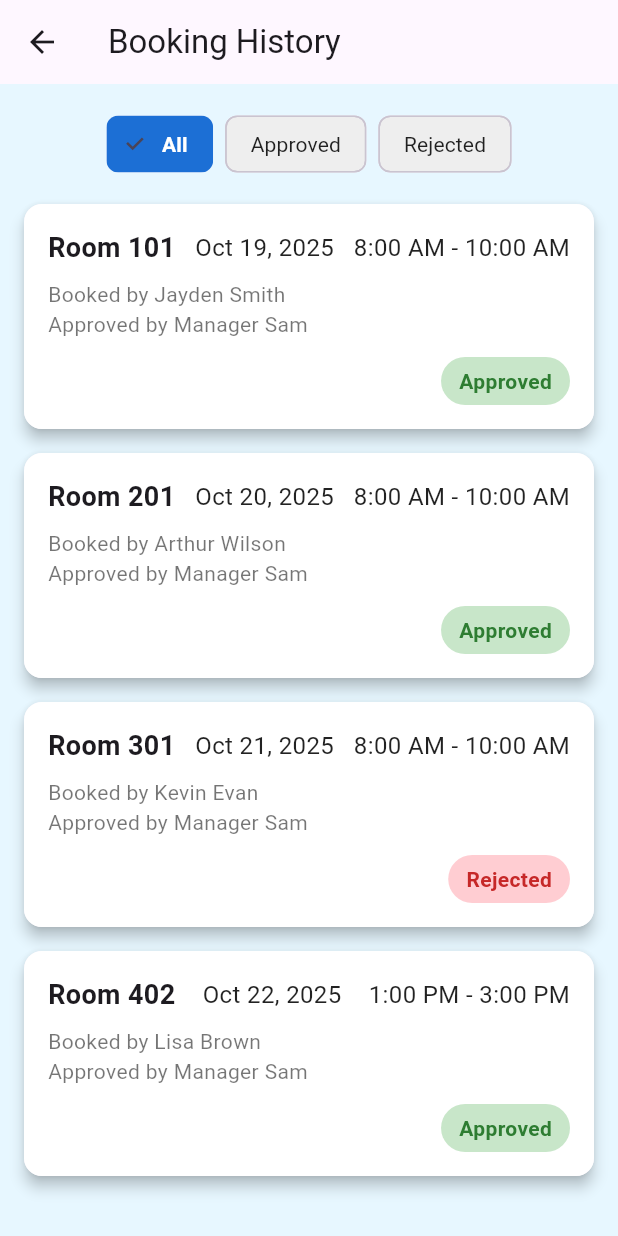
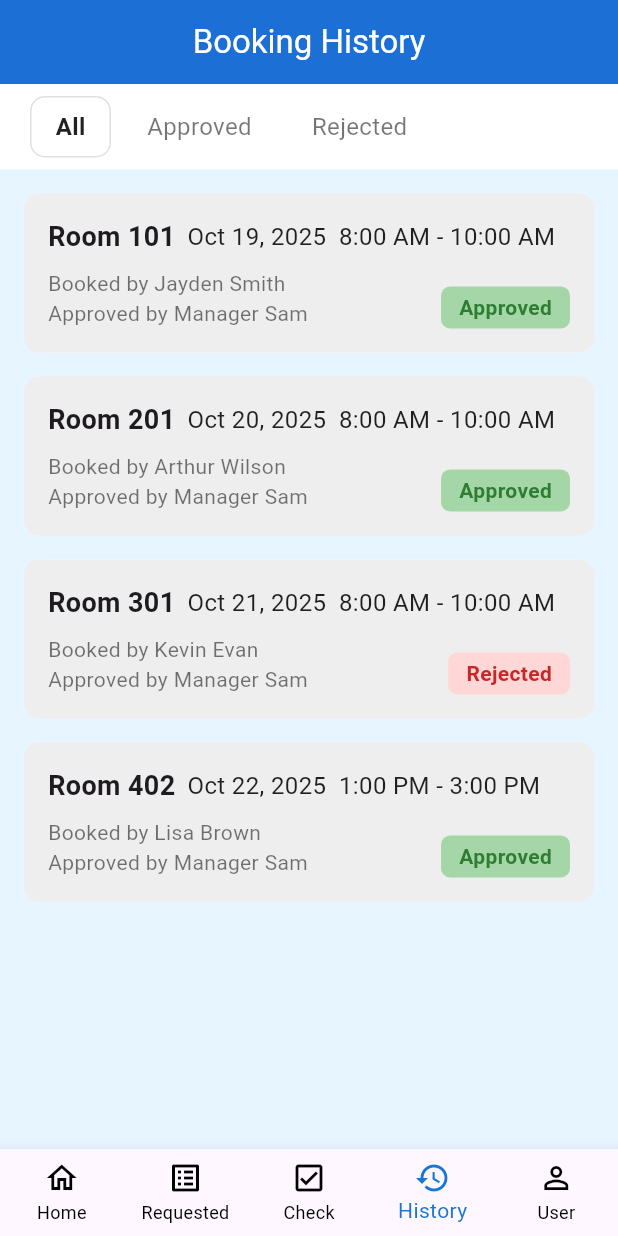
Before and after one commit to Hanny2025/flutter_application, a Flutter app: the DashboardScreen screen opened by its route, after a tap on "History", on a phone screen of 412 x 824 dp. Run offline on Flutter 3.47's test engine with Material 3 defaults, Android fonts, the phone set to English and light mode, and no system bars; accounts and stored records are empty; Roboto replaces fonts that are missing (Arial).

Commit message:
connect all

```diff
--- a/lib/browse_room.dart
+++ b/lib/browse_room.dart
@@ -87,7 +87,7 @@ class _BrowseRoomState extends State<BrowseRoom> {
         Navigator.pushReplacementNamed(context, '/manage');
         break;
       case 2:
-        // TODO: ไปหน้า Check
+        Navigator.pushReplacementNamed(context, '/dashboard');
         break;
       case 3:
         // TODO: ไปหน้า History
@@ -95,6 +95,7 @@ class _BrowseRoomState extends State<BrowseRoom> {
         break;
       case 4:
         // TODO: ไปหน้า User
+        Navigator.pushReplacementNamed(context, '/user');
         break;
     }
   }
--- a/lib/dashboard.dart
+++ b/lib/dashboard.dart
@@ -106,41 +106,41 @@ class _DashboardScreenState extends State<DashboardScreen> {
     {'icon': Icons.person, 'label': 'User'},
   ];
 
-  // Map สำหรับการนำทางไปยังหน้าจอที่กำหนด
+  // =======================================================================
+  // 1. (แก้ไข) อัปเดต Map สำหรับการนำทาง
+  //    (ลบ const ออก และ เพิ่ม Index 1)
+  // =======================================================================
   final Map<int, Widget> _pageMap = {
-    0: const BrowseRoom(), // Home (Index 0) - ไม่ได้ใช้งานโดยตรง
-    3: const BookingHistoryScreen(), // History (Index 3)
-    4: const UserScreen(), // User (Index 4)
+    // Index 0 (Home) และ 2 (Check) จะอยู่ที่หน้านี้ ไม่ต้องใส่ใน Map
+    1: ManageBooking(), // Index 1 (Requested) -> เชื่อมไป manage.dart
+    3: BookingHistoryScreen(), // Index 3 (History)
+    4: UserScreen(), // Index 4 (User)
   };
 
+  // =======================================================================
+  // 2. (แก้ไข) อัปเดตฟังก์ชันการนำทาง (Navigation Logic)
+  // =======================================================================
   void _onItemTapped(int index) {
 
-    // 1. Home (Index 0): คงอยู่ที่หน้า Dashboard
-    if (index == 0) {
-        setState(() => _selectedIndex = 0);
-        return;
+    // 1. Home (Index 0) หรือ Check (Index 2):
+    //    ทั้งสองปุ่มหมายถึงการอยู่ที่หน้า Dashboard (หน้าปัจจุบัน)
+    //    ดังนั้นแค่ตั้งค่าไฮไลท์กลับไปที่ Home (index 0)
+    if (index == 0 || index == 2) {
+      setState(() => _selectedIndex = 0);
+      return;
     }
 
-    // 2. Requested (Index 1) และ Check (Index 2): กดได้เฉยๆ แต่มี Feedback
-    if (index == 1 || index == 2) {
-        ScaffoldMessenger.of(context).showSnackBar(
-            SnackBar(
-                content: Text('ปุ่ม ${_bottomNavItems[index]['label']} ถูกกดแล้ว (รอพัฒนาฟีเจอร์)'),
-                duration: const Duration(seconds: 1),
-            ),
-        );
-        setState(() => _selectedIndex = 0); // รีเซ็ตกลับไปหน้า Home/Dashboard
-        return;
-    }
+    // 2. Requested (Index 1), History (Index 3), User (Index 4):
+    //    ตรวจสอบว่ามีใน Map หรือไม่ แล้วนำทาง (Push) ไปยังหน้าจอใหม่
+    if (_pageMap.containsKey(index)) {
+      debugPrint('Bottom Nav Item Pressed: ${_bottomNavItems[index]['label']} (Index $index) - Navigating');
 
-    // 3. History (Index 3) และ User (Index 4): นำทางไปยังหน้าจอใหม่
-    if (index == 3 || index == 4) {
-      debugPrint('Bottom Nav Item Pressed: ${_bottomNavItems[index]['label']} (Index $index) - Navigating');
       Navigator.push(
         context,
         MaterialPageRoute(builder: (context) => _pageMap[index]!),
       ).then((_) {
-        // เมื่อกลับมาจากหน้าจอใหม่ ให้ตั้งค่า Selected Index เป็น Home เสมอ
+        // เมื่อกลับมาจากหน้าจอใหม่ (เช่น กด Back)
+        // ให้ตั้งค่า Selected Index กลับมาเป็น Home (index 0) เสมอ
         setState(() => _selectedIndex = 0);
       });
     }
--- a/lib/history.dart
+++ b/lib/history.dart
@@ -1,4 +1,8 @@
 import 'package:flutter/material.dart';
+
+// -----------------------------------------------------------------------------
+// MODEL & MOCK DATA
+// -----------------------------------------------------------------------------
 
 // Model สำหรับรายการจอง
 class BookingRecord {
@@ -19,9 +23,7 @@ class BookingRecord {
   });
 }
 
-// -----------------------------------------------------------------------------
-// MOCK DATA
-// -----------------------------------------------------------------------------
+// ข้อมูลจำลอง
 final List<BookingRecord> mockBookings = [
   BookingRecord(
     room: 'Room 101',
@@ -58,9 +60,8 @@ final List<BookingRecord> mockBookings = [
 ];
 
 // -----------------------------------------------------------------------------
-// HISTORY SCREEN UI
+// BOOKING HISTORY SCREEN
 // -----------------------------------------------------------------------------
-
 class BookingHistoryScreen extends StatefulWidget {
   const BookingHistoryScreen({super.key});
 
@@ -70,38 +71,88 @@ class BookingHistoryScreen extends StatefulWidget {
 
 class _BookingHistoryScreenState extends State<BookingHistoryScreen> {
   String _selectedFilter = 'All';
+  final primaryBlue = const Color(0xFF1C6FD5);
+  final lightBlueBackground = const Color.fromARGB(255, 230, 245, 255);
 
-  // ฟังก์ชันกรองรายการจอง
+  // --- ส่วนจัดการ Bottom Navigation Bar ---
+  int _currentIndex = 3; // 3 คือ "History"
+
+  void _onNavTap(int index) {
+    if (index == _currentIndex) return; // ไม่โหลดหน้าเดิมซ้ำ
+
+    // ใช้ pushReplacementNamed เพื่อสลับหน้าจอ (เหมือนไฟล์ browse_room.dart)
+    switch (index) {
+      case 0: // Home
+        Navigator.pushReplacementNamed(context, '/browse');
+        break;
+      case 1: // Requested
+        Navigator.pushReplacementNamed(context, '/manage');
+        break;
+      case 2: // Check
+        Navigator.pushReplacementNamed(context, '/dashboard');
+        break;
+      case 3: // History
+        // เราอยู่ที่นี่แล้ว
+        break;
+      case 4: // User
+        Navigator.pushReplacementNamed(context, '/user');
+        break;
+    }
+  }
+  // --- [สิ้นสุดส่วน Bottom Nav] ---
+
+
+  // ฟังก์ชันกรองและเรียงลำดับรายการจอง (ล่าสุดไปเก่าสุด)
   List<BookingRecord> get _filteredBookings {
-    if (_selectedFilter == 'All') {
-      return mockBookings;
-    }
-    return mockBookings
+    List<BookingRecord> listToFilter = [...mockBookings];
+
+    if (_selectedFilter != 'All') {
+      listToFilter = listToFilter
           .where((booking) => booking.status == _selectedFilter)
           .toList();
+    }
+
+    listToFilter.sort((a, b) {
+      try {
+        DateTime dateA = DateTime.parse(a.date.replaceAll(',', ''));
+        DateTime dateB = DateTime.parse(b.date.replaceAll(',', ''));
+        return dateB.compareTo(dateA);
+      } catch (e) {
+        return 0;
+      }
+    });
+
+    return listToFilter;
   }
 
   // Widget สำหรับปุ่ม Filter
   Widget _buildFilterButton(String text) {
     final isSelected = _selectedFilter == text;
-    return Padding(
-      padding: const EdgeInsets.symmetric(horizontal: 4.0),
-      child: ChoiceChip(
-        label: Text(text),
-        selected: isSelected,
-        selectedColor: const Color(0xFF1C6FD5),
-        backgroundColor: Colors.grey.shade200,
-        labelStyle: TextStyle(
-          color: isSelected ? Colors.white : Colors.black87,
-          fontWeight: isSelected ? FontWeight.bold : FontWeight.normal,
-        ),
-        onSelected: (bool selected) {
-          if (selected) {
+
+    return GestureDetector(
+      onTap: () {
         setState(() {
           _selectedFilter = text;
         });
-          }
       },
+      child: Container(
+        padding: const EdgeInsets.symmetric(horizontal: 16.0, vertical: 8.0),
+        margin: const EdgeInsets.symmetric(horizontal: 4.0),
+        decoration: BoxDecoration(
+          color: isSelected ? Colors.white : Colors.transparent,
+          borderRadius: BorderRadius.circular(10.0),
+          border: isSelected
+              ? Border.all(color: Colors.grey.shade300, width: 1)
+              : null,
+        ),
+        child: Text(
+          text,
+          style: TextStyle(
+            color: isSelected ? Colors.black87 : Colors.black54,
+            fontWeight: isSelected ? FontWeight.bold : FontWeight.normal,
+            fontSize: 16,
+          ),
+        ),
       ),
     );
   }
@@ -110,71 +161,70 @@ class _BookingHistoryScreenState extends State<BookingHistoryScreen> {
   Widget _buildBookingCard(BookingRecord record) {
     Color statusColor;
     Color statusBgColor;
+    Color cardBgColor = Colors.grey.shade200;
 
     if (record.status == 'Approved') {
+      statusBgColor = Colors.green.shade200;
       statusColor = Colors.green.shade800;
-      statusBgColor = Colors.green.shade100;
     } else {
+      statusBgColor = const Color.fromARGB(255, 255, 215, 215);
       statusColor = Colors.red.shade800;
-      statusBgColor = Colors.red.shade100;
     }
 
     return Card(
       margin: const EdgeInsets.only(bottom: 16),
-      shape: RoundedRectangleBorder(borderRadius: BorderRadius.circular(12)),
-      elevation: 4,
+      shape: RoundedRectangleBorder(borderRadius: BorderRadius.circular(10)),
+      elevation: 0,
       child: Container(
         padding: const EdgeInsets.all(16),
         decoration: BoxDecoration(
-          color: Colors.white,
-          borderRadius: BorderRadius.circular(12),
+          color: cardBgColor,
+          borderRadius: BorderRadius.circular(10),
         ),
-        child: Column(
+        child: Stack(
+          children: [
+            Column(
               crossAxisAlignment: CrossAxisAlignment.start,
               children: [
-            // Row 1: Room & Time
                 Row(
-              mainAxisAlignment: MainAxisAlignment.spaceBetween,
                   children: [
                     Text(
                       record.room,
                       style: const TextStyle(
                           fontSize: 18, fontWeight: FontWeight.bold),
                     ),
+                    const SizedBox(width: 8),
                     Text(
-                  record.date,
-                  style: const TextStyle(fontSize: 16, color: Colors.black87),
-                ),
-                Text(
-                  record.time,
+                      '${record.date}  ${record.time}',
                       style: const TextStyle(fontSize: 16, color: Colors.black87),
                     ),
                   ],
                 ),
                 const SizedBox(height: 8),
-
-            // Row 2: Details
                 Text('Booked by ${record.bookedBy}',
-                style: const TextStyle(fontSize: 14, color: Colors.black54)),
+                    style:
+                        const TextStyle(fontSize: 14, color: Colors.black54)),
                 Text('Approved by ${record.approvedBy}',
-                style: const TextStyle(fontSize: 14, color: Colors.black54)),
-            const SizedBox(height: 12),
-
-            // Row 3: Status Tag
-            Align(
-              alignment: Alignment.centerRight,
+                    style:
+                        const TextStyle(fontSize: 14, color: Colors.black54)),
+              ],
+            ),
+            Positioned(
+              bottom: 0,
+              right: 0,
               child: Container(
                 padding:
-                    const EdgeInsets.symmetric(horizontal: 12, vertical: 6),
+                    const EdgeInsets.symmetric(horizontal: 12, vertical: 4),
                 decoration: BoxDecoration(
                   color: statusBgColor,
-                  borderRadius: BorderRadius.circular(20),
+                  borderRadius: BorderRadius.circular(6),
                 ),
                 child: Text(
                   record.status,
                   style: TextStyle(
                     color: statusColor,
                     fontWeight: FontWeight.bold,
+                    fontSize: 14,
                   ),
                 ),
               ),
@@ -188,16 +238,22 @@ class _BookingHistoryScreenState extends State<BookingHistoryScreen> {
   @override
   Widget build(BuildContext context) {
     return Scaffold(
+      backgroundColor: lightBlueBackground,
       appBar: AppBar(
         title: const Text('Booking History'),
+        backgroundColor: primaryBlue,
+        foregroundColor: Colors.white,
+        centerTitle: true,
+        elevation: 0,
+        automaticallyImplyLeading: false, // เอาปุ่ม Back (ถ้ามี) ออก
+        // --- [แก้ไข] ลบ leading และ actions ออก ---
       ),
       body: Column(
         children: [
           // Filter Row
-          Padding(
-            padding: const EdgeInsets.all(16.0),
-            child: SingleChildScrollView(
-              scrollDirection: Axis.horizontal,
+          Container(
+            color: Colors.white,
+            padding: const EdgeInsets.symmetric(vertical: 8.0, horizontal: 16.0),
             child: Row(
               children: <Widget>[
                 _buildFilterButton('All'),
@@ -206,11 +262,10 @@ class _BookingHistoryScreenState extends State<BookingHistoryScreen> {
               ],
             ),
           ),
-          ),
           // Booking List
           Expanded(
             child: ListView(
-              padding: const EdgeInsets.symmetric(horizontal: 16.0),
+              padding: const EdgeInsets.all(16.0),
               children: _filteredBookings
                   .map((record) => _buildBookingCard(record))
                   .toList(),
@@ -218,6 +273,38 @@ class _BookingHistoryScreenState extends State<BookingHistoryScreen> {
           ),
         ],
       ),
+
+      // --- Bottom Navigation Bar (คงไว้เหมือนเดิม) ---
+      bottomNavigationBar: BottomNavigationBar(
+        currentIndex: _currentIndex,
+        onTap: _onNavTap,
+        selectedItemColor: Colors.blue.shade700,
+        unselectedItemColor: Colors.black,
+        type: BottomNavigationBarType.fixed,
+        showUnselectedLabels: true,
+        items: const [
+          BottomNavigationBarItem(
+            icon: Icon(Icons.home_outlined),
+            label: 'Home'
+          ),
+          BottomNavigationBarItem(
+            icon: Icon(Icons.list_alt_outlined),
+            label: 'Requested'
+          ),
+          BottomNavigationBarItem(
+            icon: Icon(Icons.check_box_outlined),
+            label: 'Check'
+          ),
+          BottomNavigationBarItem(
+            icon: Icon(Icons.history_outlined),
+            label: 'History'
+          ),
+          BottomNavigationBarItem(
+            icon: Icon(Icons.person_outline),
+            label: 'User'
+          ),
+        ],
+      ),
     );
   }
 }
--- a/lib/manage.dart
+++ b/lib/manage.dart
@@ -23,16 +23,18 @@ class _ManageBookingState extends State<ManageBooking> {
         break;
       case 2:
         // หน้า Check (ยังไม่ใช้)
+        Navigator.pushReplacementNamed(context, '/dashboard');
         break;
       case 3:
         // หน้า History (ยังไม่ใช้)
+        Navigator.pushReplacementNamed(context, '/history');
         break;
       case 4:
         // หน้า User (ยังไม่ใช้)
+        Navigator.pushReplacementNamed(context, '/user');
         break;
     }
   }
-
 
   @override
   Widget build(BuildContext context) {
@@ -78,11 +80,23 @@ class _ManageBookingState extends State<ManageBooking> {
         type: BottomNavigationBarType.fixed,
         onTap: _onNavTap,
         items: const [
-          BottomNavigationBarItem(icon: Icon(Icons.home_outlined), label: 'Home'),
-          BottomNavigationBarItem(icon: Icon(Icons.assignment_outlined), label: 'Requested'),
-          BottomNavigationBarItem(icon: Icon(Icons.check_box_outlined), label: 'Check'),
+          BottomNavigationBarItem(
+            icon: Icon(Icons.home_outlined),
+            label: 'Home',
+          ),
+          BottomNavigationBarItem(
+            icon: Icon(Icons.assignment_outlined),
+            label: 'Requested',
+          ),
+          BottomNavigationBarItem(
+            icon: Icon(Icons.check_box_outlined),
+            label: 'Check',
+          ),
           BottomNavigationBarItem(icon: Icon(Icons.history), label: 'History'),
-          BottomNavigationBarItem(icon: Icon(Icons.person_outline), label: 'User'),
+          BottomNavigationBarItem(
+            icon: Icon(Icons.person_outline),
+            label: 'User',
+          ),
         ],
       ),
     );
@@ -108,7 +122,8 @@ class _ManageBookingState extends State<ManageBooking> {
             child: Row(
               children: [
                 Container(
-                  width: 36, height: 36,
+                  width: 36,
+                  height: 36,
                   decoration: BoxDecoration(
                     color: Colors.white.withOpacity(0.8),
                     borderRadius: BorderRadius.circular(10),
@@ -120,7 +135,9 @@ class _ManageBookingState extends State<ManageBooking> {
                   child: Text(
                     title,
                     style: const TextStyle(
-                      fontSize: 20, fontWeight: FontWeight.w700, color: Colors.black,
+                      fontSize: 20,
+                      fontWeight: FontWeight.w700,
+                      color: Colors.black,
                     ),
                   ),
                 ),
```
Lines whose indentation alone changed are shown as unchanged.
